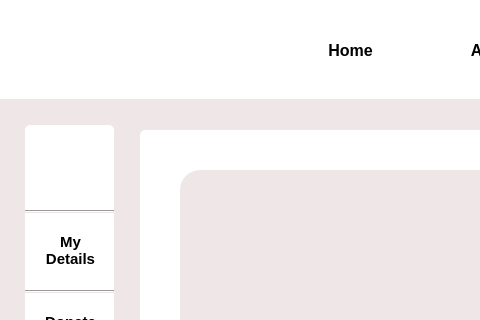
Qt form my_details.ui (Rista10/Final) before a commit; both pictures show x 0 to 480 and y 0 to 320 of the 1270 by 700 pixel window.
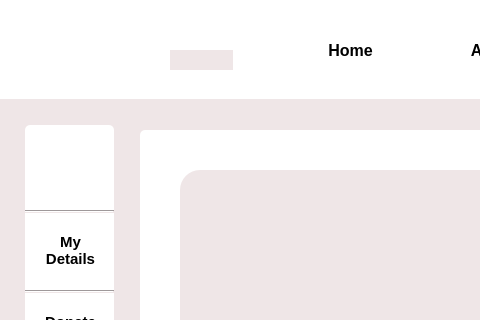
The same form after that commit. Icons and pictures are not drawn.

The edit to the form file:
```diff
--- a/my_details.ui
+++ b/my_details.ui
@@ -1225,6 +1225,19 @@
     <string>  Password  : </string>
    </property>
   </widget>
+  <widget class="QLabel" name="label_11">
+   <property name="geometry">
+    <rect>
+     <x>170</x>
+     <y>50</y>
+     <width>63</width>
+     <height>20</height>
+    </rect>
+   </property>
+   <property name="text">
+    <string/>
+   </property>
+  </widget>
   <zorder>label_2</zorder>
   <zorder>label</zorder>
   <zorder>label_4</zorder>
@@ -1276,6 +1289,7 @@
   <zorder>phone_number_2</zorder>
   <zorder>location</zorder>
   <zorder>password_2</zorder>
+  <zorder>label_11</zorder>
  </widget>
  <resources/>
  <connections/>
```
